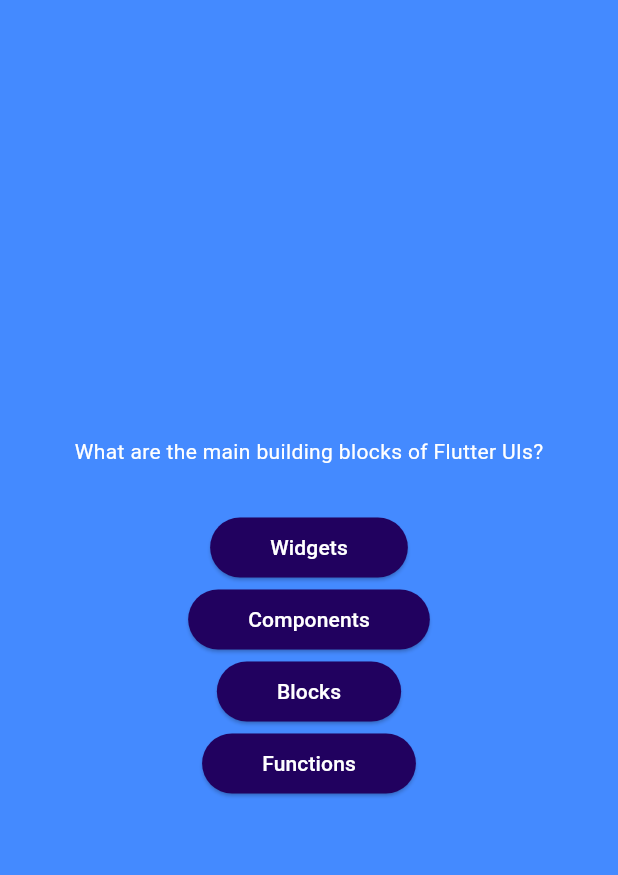
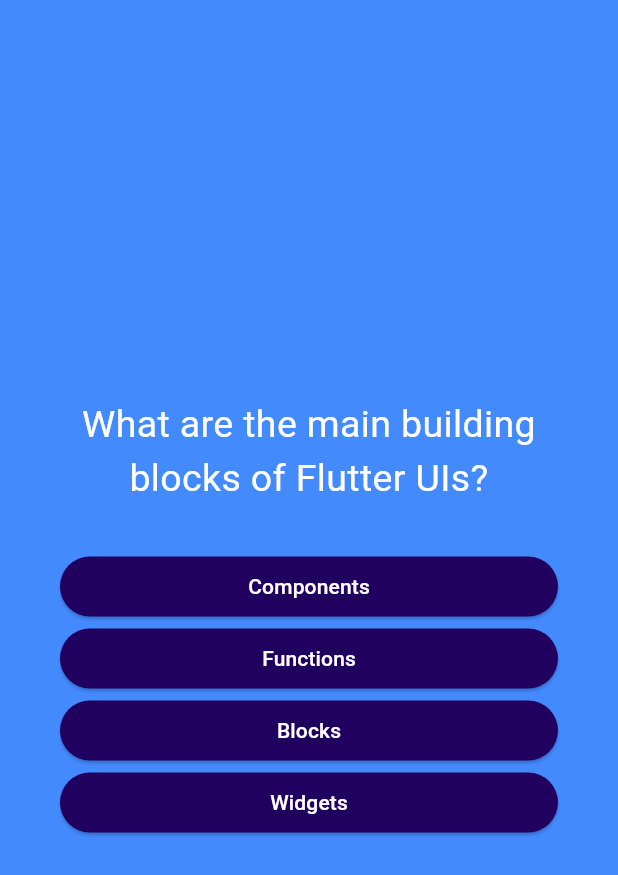
Before and after one commit to Perryjay30/Perfecting-Flutter---Perry-Quiz, a Flutter app: the screen it shows after launch, after a tap on "Begin", on a phone screen of 412 x 824 dp. Shown: the top 875 px of the screen. Run offline on Flutter 3.47's test engine with Material 3 defaults, Android fonts, the light colour scheme and no system bars.

Commit message:
Shuffling answer buttons

```diff
--- a/lib/models/questions_and_answers.dart
+++ b/lib/models/questions_and_answers.dart
@@ -3,4 +3,10 @@
 
   final String text;
   final List<String> answers;
+
+  List<String> getShuffledAnswers() {
+    final shuffledList = List.of(answers);
+    shuffledList.shuffle();
+    return shuffledList;
+  }
 }
--- a/lib/questions_screen.dart
+++ b/lib/questions_screen.dart
@@ -22,17 +22,28 @@
           color: Colors.blueAccent
       ),
       child: Center (
+        child: Container (
+          margin: const EdgeInsets.all(40),
             child:  Column(
               mainAxisAlignment: MainAxisAlignment.center,
+              crossAxisAlignment: CrossAxisAlignment.stretch,
               children: [
-             Text(currentQuestion.text, style: const TextStyle(color: Colors.white),
+                Text(currentQuestion.text,
+                  style: const TextStyle(color: Colors.white,
+                    fontSize: 25
+                  ),
+                  textAlign: TextAlign.center,
                 ),
                 const SizedBox(height: 30),
-            AnswerButton(currentQuestion.answers[0], () {}),
-            AnswerButton(currentQuestion.answers[1], () {}),
-            AnswerButton(currentQuestion.answers[2], () {}),
-            AnswerButton(currentQuestion.answers[3], () {}),
+                ...currentQuestion.getShuffledAnswers().map((answer) { //Mapping lists and using the spread operator
+                  return AnswerButton(answer, () {});
+                })
+                // AnswerButton(currentQuestion.answers[0], () {}),
+                // AnswerButton(currentQuestion.answers[1], () {}),
+                // AnswerButton(currentQuestion.answers[2], () {}),
+                // AnswerButton(currentQuestion.answers[3], () {}),
               ],
+            )
         )
       ),
     );
```
Lines whose indentation alone changed are shown as unchanged.
